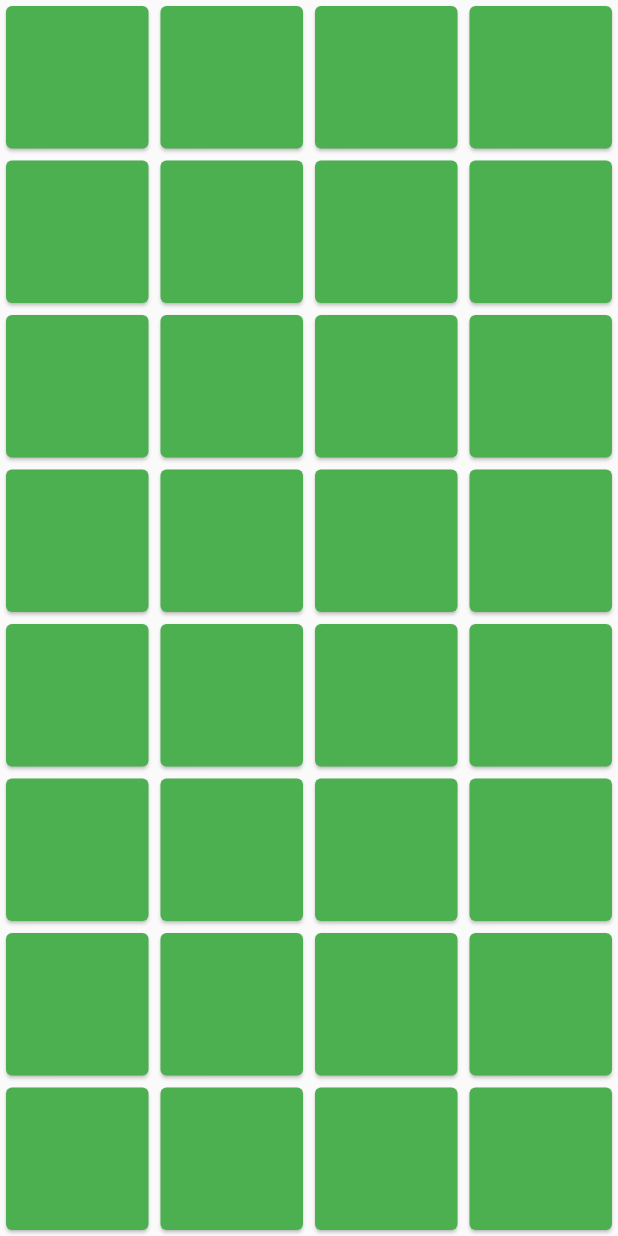
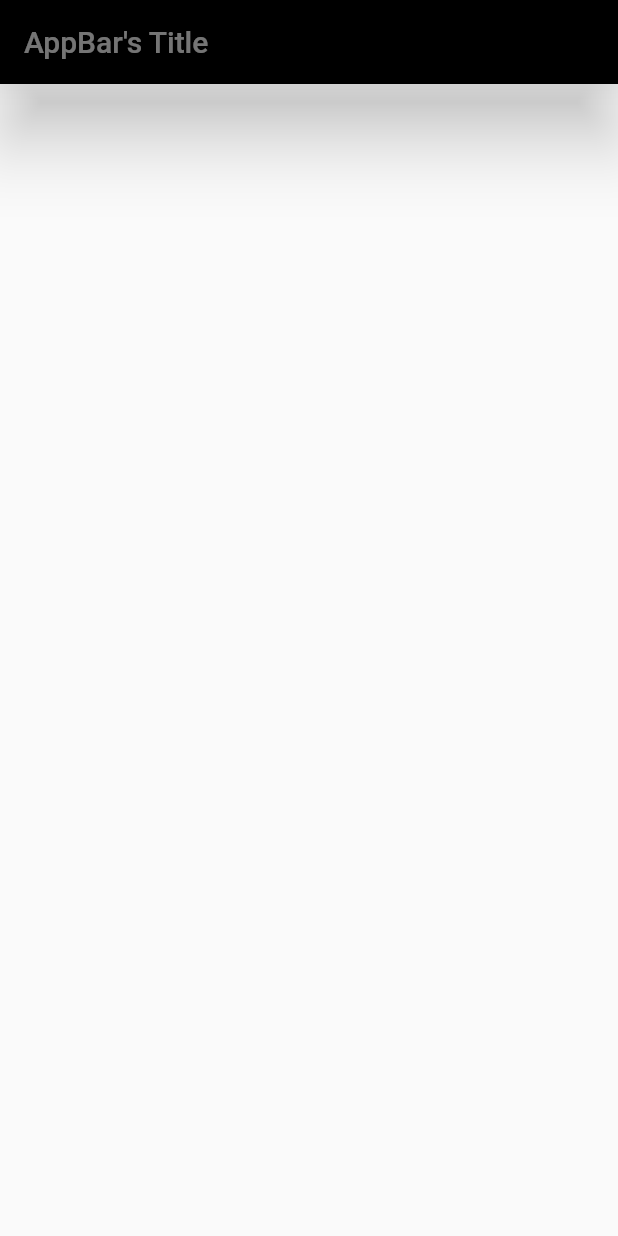
Before and after one commit to cedricbahirwe/flutter, a Flutter app: the screen it shows after launch, on a phone screen of 412 x 824 dp. Run offline on Flutter 3.47's test engine with Material 2 defaults, Android fonts, the phone set to English and light mode, and no system bars.

Commit message:
basi properties of the app bar

```diff
--- a/flutter_learn/lib/main.dart
+++ b/flutter_learn/lib/main.dart
@@ -2,8 +2,31 @@ import 'package:flutter/material.dart';
 import 'package:flutter/widgets.dart';
 
 void main() {
-  runApp(GridWidget());
+  runApp(AppBarLesson());
 }
+
+
+class AppBarLesson extends StatefulWidget {
+  @override
+  _AppBarLessonState createState() => _AppBarLessonState();
+}
+
+class _AppBarLessonState extends State<AppBarLesson> {
+  @override
+  Widget build(BuildContext context) {
+    return MaterialApp(
+      home: Scaffold(
+        appBar: AppBar(
+          title: Text("AppBar's Title"),
+          backgroundColor: Colors.black,
+          elevation: 20,
+          toolbarOpacity: 0.5,
+        ),
+      ),
+    );
+  }
+}
+
 
 class GridWidget extends StatefulWidget {
   @override
```
